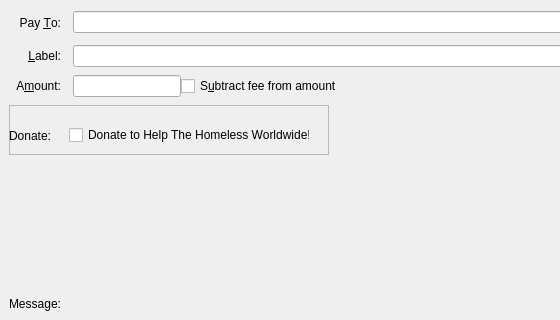
Before: the Qt Designer form src/qt/forms/sendcoinsentry.ui in HTHcoin/helpthehomelesscoin, drawn with Qt 5; both pictures show x 0 to 560 and y 0 to 320 of the 779 by 460 pixel window.
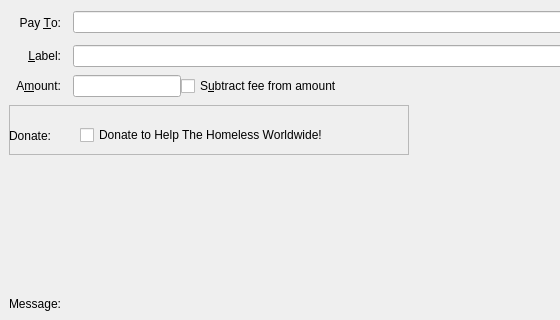
After: the same form once the commit is applied. Custom widgets are drawn as their Qt base class.

Patch:
```diff
--- a/src/qt/forms/sendcoinsentry.ui
+++ b/src/qt/forms/sendcoinsentry.ui
@@ -52,7 +52,7 @@
       </property>
       <property name="maximumSize">
        <size>
-        <width>320</width>
+        <width>400</width>
         <height>16777215</height>
        </size>
       </property>
@@ -67,7 +67,7 @@
         <rect>
          <x>60</x>
          <y>20</y>
-         <width>241</width>
+         <width>281</width>
          <height>20</height>
         </rect>
        </property>
```
